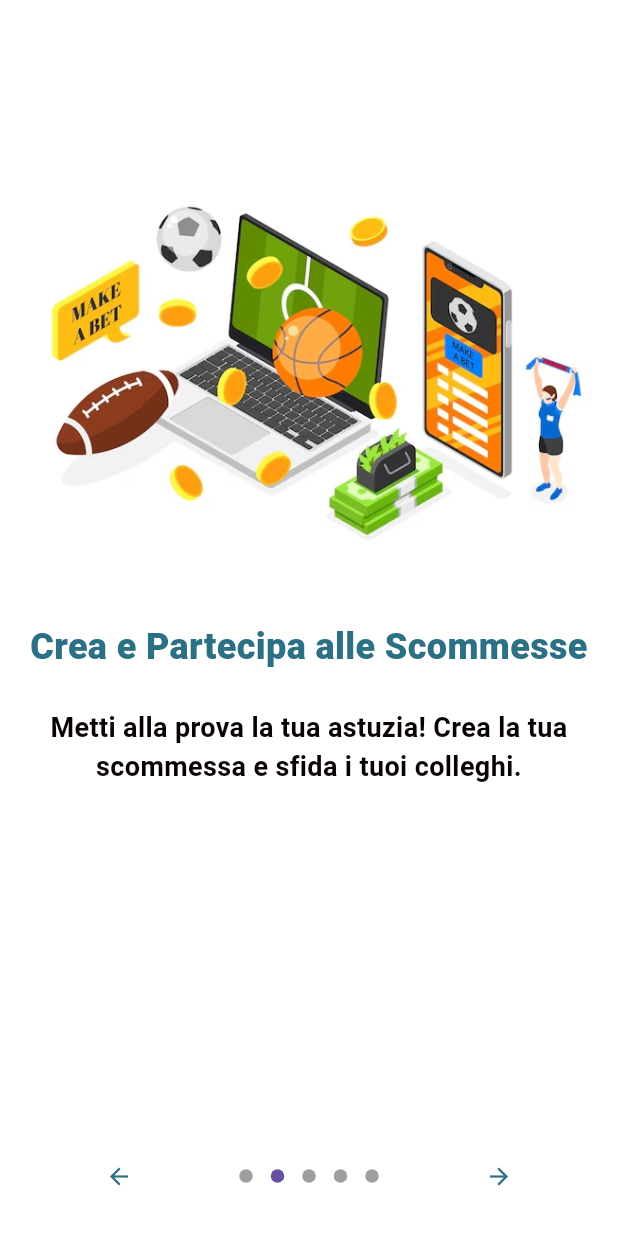
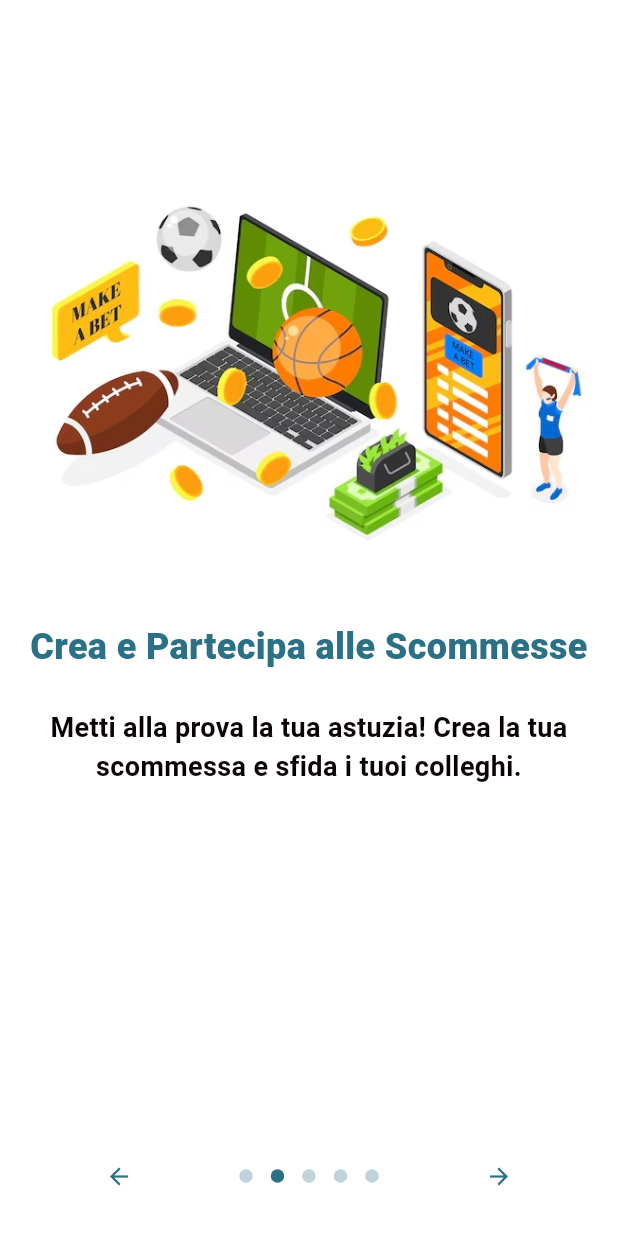
Before and after one commit to morenoboasso/CodeBets, a Flutter app: the screen it shows after launch, swiped to page 2, on a phone screen of 412 x 824 dp. Run offline on Flutter 3.47's test engine with Material 3 defaults, Android fonts, the phone set to English and light mode, and no system bars; drawn by our look-alikes of introduction_screen; our stand-ins replace auto_size_text, cloud_firestore, firebase_core, get, get_storage, vibration; missing offline and left inert: pwa_install; accounts and stored records are empty.

Commit message:
minor ui improvements

```diff
--- a/lib/widgets/intro_screen.dart
+++ b/lib/widgets/intro_screen.dart
@@ -2,9 +2,9 @@ import 'package:codebets/style/color_style.dart';
 import 'package:codebets/style/text_style.dart';
 import 'package:flutter/material.dart';
 import 'package:introduction_screen/introduction_screen.dart';
-import 'package:get_storage/get_storage.dart'; // Import GetStorage
-import 'package:get/get.dart'; // Import Get for navigation
-import 'package:codebets/routes.dart'; // Import routes
+import 'package:get_storage/get_storage.dart';
+import 'package:get/get.dart';
+import 'package:codebets/routes.dart';
 
 class IntroScreen extends StatelessWidget {
   const IntroScreen({super.key});
@@ -78,6 +78,13 @@ class IntroScreen extends StatelessWidget {
               Get.offAllNamed(AppRoutes.login);
             }
           },
+          dotsDecorator: DotsDecorator(
+          activeColor: ColorsBets.blueHD,
+            color: ColorsBets.blueHD.withOpacity(0.3),
+            activeShape: RoundedRectangleBorder(
+              borderRadius: BorderRadius.circular(24.0),
+            ),
+          ),
           pages: getPages(),
           globalBackgroundColor: ColorsBets.whiteHD,
           showNextButton: true,
```
Also changed, not shown: lib/pages/leaderboard.dart (+6 -1 lines).
